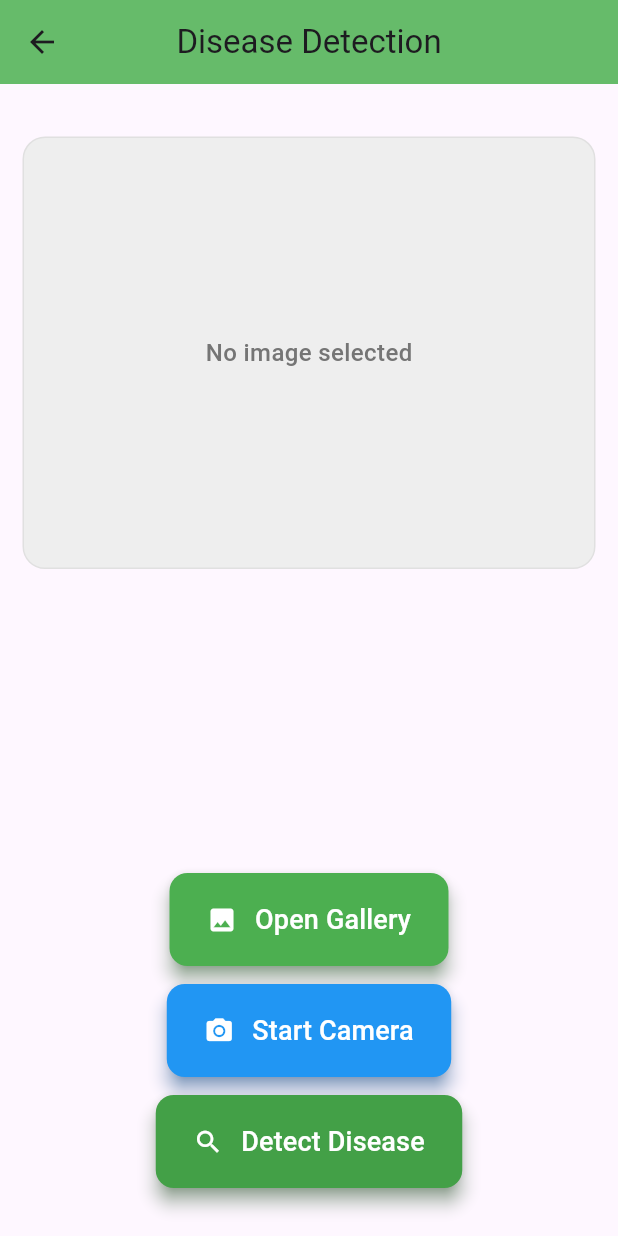
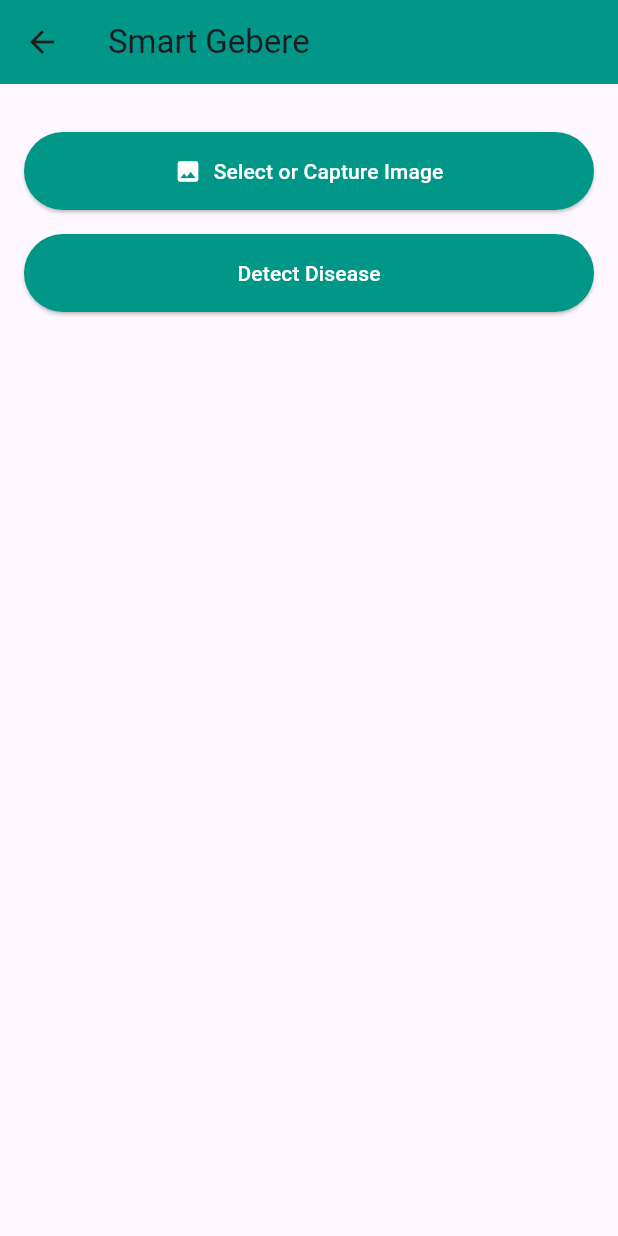
Before and after one commit to Lib1221/Smart_Gebere, a Flutter app: the Home_Screen screen opened directly, after a tap on "Detect & Discover", on a phone screen of 412 x 824 dp. Run offline on Flutter 3.47's test engine with Material 3 defaults, Android fonts, the light colour scheme and no system bars; our stand-ins replace cloud_firestore, file_picker, firebase_auth, firebase_core, flutter_markdown, geolocator and 2 more; accounts and stored records are empty.

Commit message:
Refactor code to use ImageAnalyzer for task creation navigation

```diff
--- a/lib/Disease_page/DiseaseDetection.dart
+++ b/lib/Disease_page/DiseaseDetection.dart
@@ -1,287 +1,192 @@
-import 'dart:io';
-import 'package:awesome_dialog/awesome_dialog.dart';
-import 'package:flutter/foundation.dart';
 import 'package:flutter/material.dart';
-import 'package:flutter_spinkit/flutter_spinkit.dart';
-import 'package:image_picker/image_picker.dart';
-import 'api_service.dart';
+import 'package:file_picker/file_picker.dart';
+import 'dart:typed_data';
+import 'package:google_generative_ai/google_generative_ai.dart';
+import 'package:flutter_markdown/flutter_markdown.dart';
 
-class DiseaseDetection extends StatefulWidget {
-  const DiseaseDetection({super.key});
+void main() {
+  runApp(
+    MaterialApp(
+      title: 'Smart Gebere',
+      home: ImageAnalyzer(),
+    ),
+  );
+}
+
+class ImageAnalyzer extends StatefulWidget {
+  @override
+  State<ImageAnalyzer> createState() => ImageAnalyzerState();
+}
+
+class ImageAnalyzerState extends State<ImageAnalyzer> {
+  Uint8List? _imageBytes;
+  String generatedText = '';
+  late GenerativeModel? _model;
 
   @override
-  State<DiseaseDetection> createState() => _DiseaseDetectionState();
+  void initState() {
+    super.initState();
+    _initializeModel();
   }
 
-class _DiseaseDetectionState extends State<DiseaseDetection> {
-  final apiService = ApiService();
-  File? _selectedImage;
-  String diseaseName = '';
-  String diseasePrecautions = '';
-  bool detecting = false;
-  bool precautionLoading = false;
+  void _initializeModel() {
+    const String apiKey = '';
 
-  Future<void> _pickImage(ImageSource source) async {
-    final pickedFile =
-        await ImagePicker().pickImage(source: source, imageQuality: 50);
-    if (pickedFile != null) {
+    if (apiKey.isEmpty) {
       setState(() {
-        _selectedImage = File(pickedFile.path);
-        diseaseName = '';
-        diseasePrecautions = '';
+        generatedText = "API Key is missing. Please set it in the code.";
+      });
+      return;
+    }
+
+    _model = GenerativeModel(
+      model: 'gemini-1.5-flash-latest',
+      apiKey: apiKey,
+      safetySettings: [
+        SafetySetting(HarmCategory.harassment, HarmBlockThreshold.high),
+        SafetySetting(HarmCategory.hateSpeech, HarmBlockThreshold.high),
+      ],
+    );
+  }
+
+  void _pickFiles() async {
+    try {
+      FilePickerResult? result = await FilePicker.platform.pickFiles(
+        type: FileType.custom,
+        allowMultiple: false,
+        allowedExtensions: ['jpg', 'jpeg', 'png'],
+      );
+
+      if (result != null) {
+        PlatformFile file = result.files.first;
+
+        setState(() {
+          _imageBytes = file.bytes;
+        });
+      }
+    } catch (e) {
+      setState(() {
+        generatedText = "Error selecting file: $e";
       });
     }
   }
 
-  Future<void> detectDisease() async {
-    if (_selectedImage == null) {
-      _showErrorSnackBar('Please select or capture an image first.');
+  void _generateDiseaseInfo() async {
+    if (_imageBytes == null) {
+      setState(() {
+        generatedText = "Please select an image first.";
+      });
       return;
     }
 
+    if (_model == null) {
       setState(() {
-      detecting = true;
+        generatedText = "Model is not initialized. Check your API key.";
       });
+      return;
+    }
+
+    String prompt = """
+      Analyze the provided plant leaf image and provide the following details:
+
+      **Disease Name:**
+      **Local Name:** (Amharic and Afan Oromo)
+      **Symptoms:**
+      **Possible Causes:**
+      **Precautions:**
+      **Treatment Options:**
+
+      If the image quality is poor or no disease is detected, indicate that clearly.
+    """;
+
+    final content = [
+      Content.multi([
+        TextPart(prompt),
+        DataPart('image/jpeg', _imageBytes!),
+      ]),
+    ];
 
     try {
-      diseaseName = await apiService.analyzeImageGemini(image: _selectedImage!);
-      setState(() {});
-      _showSuccessDialog(diseaseName);
-    } catch (error) {
-      _showErrorSnackBar(error.toString());
-    } finally {
+      final response = await _model!.generateContent(content);
       setState(() {
-        detecting = false;
+        generatedText = response.text ?? "No response generated.";
+      });
+      _showBottomSheet();
+    } catch (e) {
+      setState(() {
+        generatedText = "Failed to generate response: $e";
       });
     }
   }
 
-  Future<void> showPrecautions() async {
-    if (diseaseName.isEmpty) {
-      _showErrorSnackBar('Please detect a disease first.');
-      return;
-    }
-
-    setState(() {
-      precautionLoading = true;
-    });
-
-    try {
-      if (diseasePrecautions.isEmpty) {
-        diseasePrecautions =
-            await apiService.sendMessageGemini(userMessage: diseaseName);
-      }
-      _showSuccessDialog(diseasePrecautions);
-    } catch (error) {
-      _showErrorSnackBar(error.toString());
-    } finally {
-      setState(() {
-        precautionLoading = false;
-      });
-    }
-  }
-
-  void _showErrorSnackBar(String message) {
-    ScaffoldMessenger.of(context).showSnackBar(SnackBar(
-      content: Text(message),
-      backgroundColor: Colors.red,
-    ));
-  }
-
-  void _showSuccessDialog(String content) {
-    AwesomeDialog(
+  void _showBottomSheet() {
+    showModalBottomSheet(
       context: context,
-      dialogType: DialogType.success,
-      animType: AnimType.rightSlide,
-      title: diseaseName.isEmpty ? 'Precautions' : 'Detected Disease',
-      desc: content,
-      btnOkText: 'Got it',
-      btnOkColor: Colors.green,
-      btnOkOnPress: () {},
-    ).show();
+      shape: const RoundedRectangleBorder(
+        borderRadius: BorderRadius.vertical(top: Radius.circular(16.0)),
+      ),
+      builder: (context) {
+        return Padding(
+          padding: const EdgeInsets.all(16.0),
+          child: Markdown(
+            data: generatedText,
+            styleSheet: MarkdownStyleSheet(
+              h1: const TextStyle(fontSize: 20.0, fontWeight: FontWeight.bold),
+              p: const TextStyle(fontSize: 16.0),
+            ),
+          ),
+        );
+      },
+    );
   }
 
   @override
   Widget build(BuildContext context) {
     return Scaffold(
       appBar: AppBar(
-        title: const Text("Disease Detection"),
-        centerTitle: true,
-        backgroundColor: Colors.green.shade400,
+        title: const Text('Smart Gebere'),
+        backgroundColor: Colors.teal,
       ),
-      body: Column(
-        children: [
-          const SizedBox(height: 20),
-          Expanded(
+      body: Padding(
+        padding: const EdgeInsets.all(16.0),
         child: Column(
-              children: [
+          crossAxisAlignment: CrossAxisAlignment.stretch,
+          children: <Widget>[
+            if (_imageBytes != null)
               Container(
-                  height: MediaQuery.of(context).size.height * 0.35,
-                  width: double.infinity,
-                  margin: const EdgeInsets.all(15.0),
+                height: 200,
                 decoration: BoxDecoration(
-                    color: Colors.grey.shade200,
-                    borderRadius: BorderRadius.circular(15),
-                    border: Border.all(color: Colors.grey.shade300),
-                  ),
-                  child: _selectedImage == null
-                      ? Center(
-                          child: Text(
-                            'No image selected',
-                            style: TextStyle(
-                              color: Colors.grey.shade600,
-                              fontSize: 16,
-                              fontWeight: FontWeight.w500,
-                            ),
-                          ),
-                        )
-                      : ClipRRect(
-                          borderRadius: BorderRadius.circular(15),
-                          child: kIsWeb
-                              ? Image.network(
-                                  _selectedImage!.path,
-                                  fit: BoxFit.cover,
-                                )
-                              : Image.file(
-                                  _selectedImage!,
+                  borderRadius: BorderRadius.circular(12.0),
+                  image: DecorationImage(
+                    image: MemoryImage(_imageBytes!),
                     fit: BoxFit.cover,
                   ),
                 ),
               ),
-                const SizedBox(height: 10),
-                diseaseName.isNotEmpty
-                    ? Padding(
-                        padding: const EdgeInsets.symmetric(horizontal: 20.0),
-                        child: Text(
-                          'Detected Disease: $diseaseName',
-                          style: const TextStyle(
-                            fontSize: 18,
-                            fontWeight: FontWeight.w600,
-                            color: Colors.black,
-                          ),
-                          textAlign: TextAlign.center,
-                        ),
-                      )
-                    : Container(),
-              ],
+            const SizedBox(height: 16.0),
+            ElevatedButton.icon(
+              onPressed: _pickFiles,
+              icon: const Icon(Icons.image),
+              label: const Text('Select or Capture Image'),
+              style: ElevatedButton.styleFrom(
+                backgroundColor: Colors.teal,
+                foregroundColor: Colors.white,
+                padding: const EdgeInsets.all(16.0),
               ),
             ),
-          Padding(
-            padding: const EdgeInsets.all(20.0),
-            child: Column(
-              children: [
+            const SizedBox(height: 16.0),
             ElevatedButton(
-                  onPressed: () => _pickImage(ImageSource.gallery),
+              onPressed: _generateDiseaseInfo,
+              child: const Text('Detect Disease'),
               style: ElevatedButton.styleFrom(
-                    backgroundColor: Colors.green.shade500,
-                    shape: RoundedRectangleBorder(
-                      borderRadius: BorderRadius.circular(12),
-                    ),
-                    padding: const EdgeInsets.symmetric(
-                        horizontal: 25, vertical: 18),
-                    elevation: 5,
-                    shadowColor: Colors.green.shade700,
-                  ),
-                  child: const Row(
-                    mainAxisSize: MainAxisSize.min,
-                    children: [
-                      Icon(Icons.image, color: Colors.white, size: 20),
-                      SizedBox(width: 12),
-                      Text(
-                        'Open Gallery',
-                        style: TextStyle(fontSize: 18, color: Colors.white),
-                      ),
-                    ],
-                  ),
-                ),
-                const SizedBox(height: 12),
-                ElevatedButton(
-                  onPressed: () => _pickImage(ImageSource.camera),
-                  style: ElevatedButton.styleFrom(
-                    backgroundColor: Colors.blue.shade500,
-                    shape: RoundedRectangleBorder(
-                      borderRadius: BorderRadius.circular(12),
-                    ),
-                    padding: const EdgeInsets.symmetric(
-                        horizontal: 25, vertical: 18),
-                    elevation: 5,
-                    shadowColor: Colors.blue.shade700,
-                  ),
-                  child: const Row(
-                    mainAxisSize: MainAxisSize.min,
-                    children: [
-                      Icon(Icons.camera_alt, color: Colors.white, size: 20),
-                      SizedBox(width: 12),
-                      Text(
-                        'Start Camera',
-                        style: TextStyle(fontSize: 18, color: Colors.white),
-                      ),
-                    ],
-                  ),
-                ),
-                const SizedBox(height: 12),
-                if (detecting)
-                  const SpinKitWave(color: Colors.green, size: 30)
-                else
-                  ElevatedButton(
-                    onPressed: detectDisease,
-                    style: ElevatedButton.styleFrom(
-                      backgroundColor: Colors.green.shade600,
-                      shape: RoundedRectangleBorder(
-                        borderRadius: BorderRadius.circular(12),
-                      ),
-                      padding: const EdgeInsets.symmetric(
-                          horizontal: 25, vertical: 18),
-                      elevation: 5,
-                      shadowColor: Colors.green.shade800,
-                    ),
-                    child: const Row(
-                      mainAxisSize: MainAxisSize.min,
-                      children: [
-                        Icon(Icons.search, color: Colors.white, size: 20),
-                        SizedBox(width: 12),
-                        Text(
-                          'Detect Disease',
-                          style: TextStyle(fontSize: 18, color: Colors.white),
-                        ),
-                      ],
-                    ),
-                  ),
-                const SizedBox(height: 12),
-                if (diseaseName.isNotEmpty)
-                  precautionLoading
-                      ? const SpinKitWave(color: Colors.blue, size: 30)
-                      : ElevatedButton(
-                          onPressed: showPrecautions,
-                          style: ElevatedButton.styleFrom(
-                            backgroundColor: Colors.blue.shade600,
-                            shape: RoundedRectangleBorder(
-                              borderRadius: BorderRadius.circular(12),
-                            ),
-                            padding: const EdgeInsets.symmetric(
-                                horizontal: 25, vertical: 18),
-                            elevation: 5,
-                            shadowColor: Colors.blue.shade800,
-                          ),
-                          child: const Row(
-                            mainAxisSize: MainAxisSize.min,
-                            children: [
-                              Icon(Icons.warning,
-                                  color: Colors.white, size: 20),
-                              SizedBox(width: 12),
-                              Text(
-                                'Show Precautions',
-                                style: TextStyle(
-                                    fontSize: 18, color: Colors.white),
-                              ),
-                            ],
+                backgroundColor: Colors.teal,
+                foregroundColor: Colors.white,
+                padding: const EdgeInsets.all(16.0),
               ),
             ),
           ],
         ),
       ),
-        ],
-      ),
     );
   }
 }
--- a/lib/Home/expected_event.dart
+++ b/lib/Home/expected_event.dart
@@ -19,6 +19,10 @@ class _SlideableExpectedEventsState extends State<SlideableExpectedEvents> {
     {'event': 'Event 4', 'time': '04:00 PM'},
     {'event': 'Event 5', 'time': '06:00 PM'},
     {'event': 'Event 6', 'time': '08:00 PM'},
+    {'event': 'Adugna', 'time': '06:00 PM'},
+    {'event': 'Liben', 'time': '08:00 PM'},
+
+
   ];
 
   @override
--- a/lib/Home/task_creation.dart
+++ b/lib/Home/task_creation.dart
@@ -36,7 +36,7 @@ class TaskCreationSection extends StatelessWidget {
                 Navigator.push(
                   context,
                   MaterialPageRoute(
-                    builder: (context) => const DiseaseDetection(),
+                    builder: (context) => ImageAnalyzer(),
                   ),
                 );
               },
--- a/lib/geo_Location/location.dart
+++ b/lib/geo_Location/location.dart
@@ -63,17 +63,17 @@ class _GeolocationExampleState extends State<GeolocationExample> {
   Widget build(BuildContext context) {
     return Scaffold(
       appBar: AppBar(
-        title: Text('Geolocation Example'),
+        title: const Text('Geolocation Example'),
       ),
       body: Center(
         child: Column(
           mainAxisAlignment: MainAxisAlignment.center,
           children: [
             Text(_locationMessage),
-            SizedBox(height: 20),
+            const SizedBox(height: 20),
             ElevatedButton(
               onPressed: _getCurrentLocation,
-              child: Text('Get Location'),
+              child: const Text('Get Location'),
             ),
           ],
         ),
--- a/lib/main.dart
+++ b/lib/main.dart
@@ -1,6 +1,5 @@
 import 'package:flutter/material.dart';
 import 'package:smart_gebere/Home/Home.dart';
-import 'package:smart_gebere/auth/authservice.dart';
 import 'package:firebase_core/firebase_core.dart';
 import 'package:smart_gebere/auth/login/login.dart';
 import 'firebase_options.dart';
@@ -13,6 +12,7 @@ void main() async{
 );
   runApp(MaterialApp(
     home: LoginPage(),
+    debugShowCheckedModeBanner: false,
   ) );//Authservice());
 
 }
```
Also changed, not shown: lib/firebase_options.dart. Lines whose indentation alone changed are shown as unchanged.
